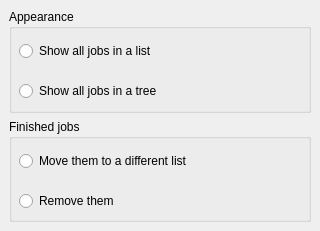
Qt form kuiserver/uiserverConfigDialog.ui (KDE/kde-runtime) before a commit.
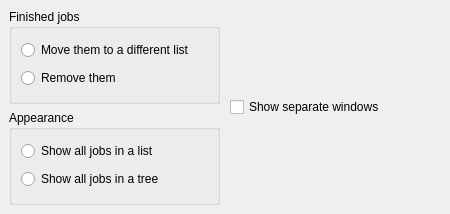
The same form after that commit.

Commit message: Enable/Disable actions support. KConfigXT usage for configuration dialog (still needs improving). Standard jobs return bool, to know if they've been already called.

Patch:
```diff
--- a/kuiserver/uiserverConfigDialog.ui
+++ b/kuiserver/uiserverConfigDialog.ui
@@ -5,85 +5,104 @@
    <rect>
     <x>0</x>
     <y>0</y>
-    <width>320</width>
-    <height>231</height>
+    <width>450</width>
+    <height>214</height>
    </rect>
   </property>
   <property name="windowTitle" >
    <string>Progress Manager - Configuration</string>
   </property>
+  <layout class="QHBoxLayout" >
+   <property name="margin" >
+    <number>9</number>
+   </property>
+   <property name="spacing" >
+    <number>10</number>
+   </property>
+   <item>
   <layout class="QVBoxLayout" >
    <property name="margin" >
+      <number>0</number>
+     </property>
+     <property name="spacing" >
+      <number>6</number>
+     </property>
+     <item>
+      <widget class="QGroupBox" name="groupFinishedJobs" >
+       <property name="title" >
+        <string>Finished jobs</string>
+       </property>
+       <layout class="QVBoxLayout" >
+        <property name="margin" >
     <number>9</number>
    </property>
    <property name="spacing" >
     <number>6</number>
    </property>
+        <item>
+         <widget class="QRadioButton" name="kcfg_radioMove" >
+          <property name="text" >
+           <string>Move them to a different list</string>
+          </property>
+         </widget>
+        </item>
+        <item>
+         <widget class="QRadioButton" name="kcfg_radioRemove" >
+          <property name="text" >
+           <string>Remove them</string>
+          </property>
+         </widget>
+        </item>
+       </layout>
+      </widget>
+     </item>
    <item>
     <widget class="QGroupBox" name="groupAppearance" >
      <property name="title" >
       <string>Appearance</string>
      </property>
-     <widget class="QRadioButton" name="radioList" >
-      <property name="geometry" >
-       <rect>
-        <x>10</x>
-        <y>30</y>
-        <width>201</width>
-        <height>24</height>
-       </rect>
-      </property>
+       <layout class="QVBoxLayout" >
+        <property name="margin" >
+         <number>9</number>
+        </property>
+        <property name="spacing" >
+         <number>6</number>
+        </property>
+        <item>
+         <widget class="QRadioButton" name="kcfg_radioList" >
       <property name="text" >
        <string>Show all jobs in a list</string>
       </property>
      </widget>
-     <widget class="QRadioButton" name="radioTree" >
-      <property name="geometry" >
-       <rect>
-        <x>10</x>
-        <y>70</y>
-        <width>201</width>
-        <height>24</height>
-       </rect>
-      </property>
+        </item>
+        <item>
+         <widget class="QRadioButton" name="kcfg_radioTree" >
       <property name="text" >
        <string>Show all jobs in a tree</string>
       </property>
      </widget>
-    </widget>
-   </item>
+        </item>
+       </layout>
+      </widget>
+     </item>
+    </layout>
+   </item>
    <item>
-    <widget class="QGroupBox" name="groupFinishedJobs" >
-     <property name="title" >
-      <string>Finished jobs</string>
+    <layout class="QVBoxLayout" >
+     <property name="margin" >
+      <number>0</number>
      </property>
-     <widget class="QRadioButton" name="radioRemove" >
-      <property name="geometry" >
-       <rect>
-        <x>10</x>
-        <y>70</y>
-        <width>201</width>
-        <height>24</height>
-       </rect>
-      </property>
+     <property name="spacing" >
+      <number>6</number>
+     </property>
+     <item>
+      <widget class="QCheckBox" name="kcfg_checkShowSeparateWindows" >
       <property name="text" >
-       <string>Remove them</string>
-      </property>
-     </widget>
-     <widget class="QRadioButton" name="radioMove" >
-      <property name="geometry" >
-       <rect>
-        <x>10</x>
-        <y>30</y>
-        <width>201</width>
-        <height>24</height>
-       </rect>
-      </property>
-      <property name="text" >
-       <string>Move them to a different list</string>
-      </property>
-     </widget>
-    </widget>
+        <string>Show separate windows</string>
+       </property>
+      </widget>
+     </item>
+    </layout>
    </item>
   </layout>
  </widget>
```
Left out of the diff: 2 changed lines with no effect on the pictures. Lines whose indentation alone changed are shown as unchanged. The commit also changes 11 other files.
